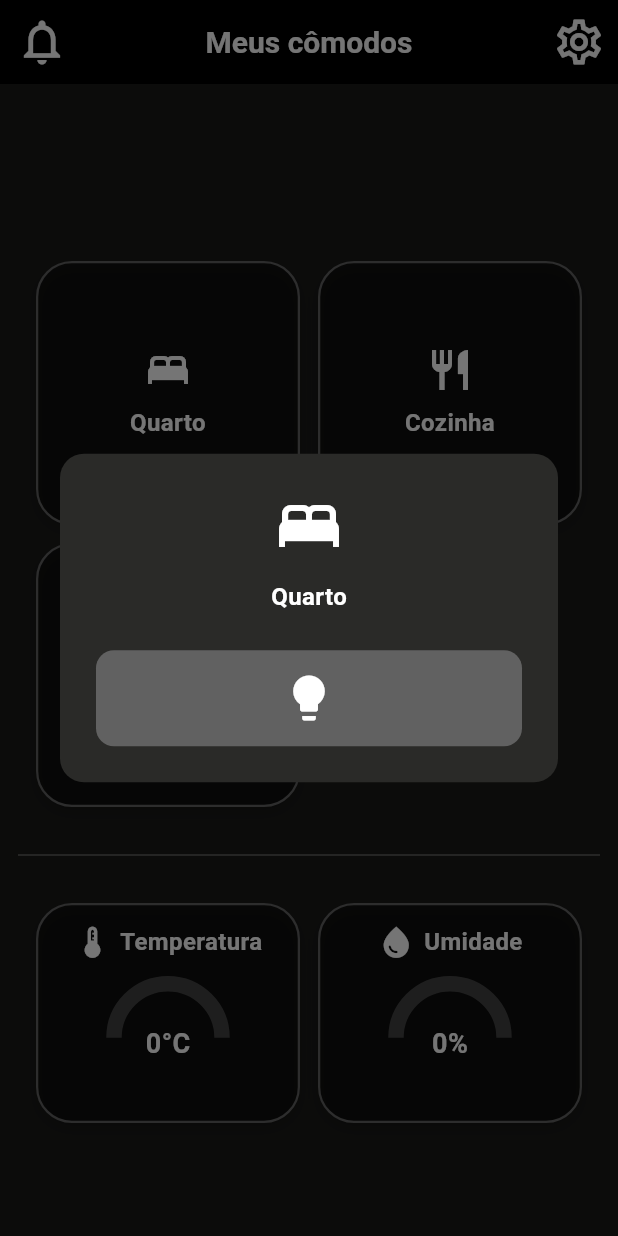
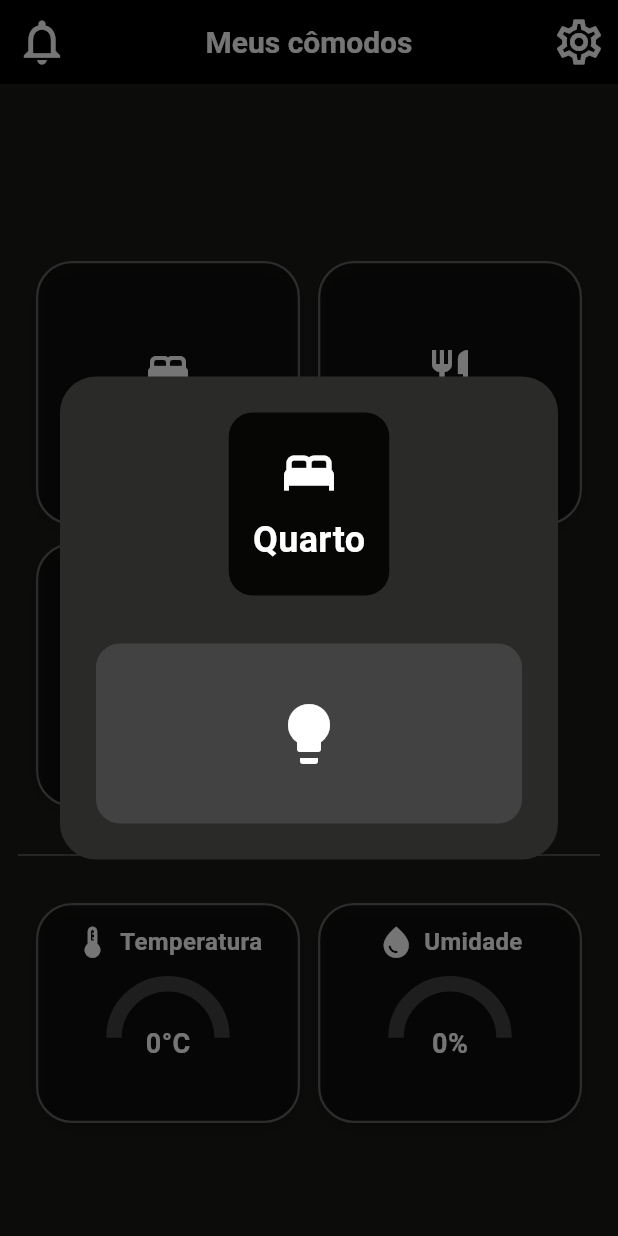
Before and after one commit to filizzolalucca/esp8266_casa_automatica_flutter, a Flutter app: the screen it shows after launch, after a tap on "Quarto", on a phone screen of 412 x 824 dp. Run offline on Flutter 3.47's test engine with Material 3 defaults, Android fonts, the light colour scheme and no system bars; drawn by our look-alikes of syncfusion_flutter_gauges; our stand-ins replace get_it; missing offline and left inert: mqtt_client.

Commit message:
corrigindo dialog

```diff
--- a/home_controll_app/lib/modules/home/views/home_screen.dart
+++ b/home_controll_app/lib/modules/home/views/home_screen.dart
@@ -91,34 +91,49 @@ class HomeScreen extends StatelessWidget {
             final isOn = vm.lights[room.feedKey] ?? false;
 
             return Dialog(
-              shape: RoundedRectangleBorder(borderRadius: BorderRadius.circular(16)),
-              backgroundColor: const Color(0xFF2A2A28),
+              shape: RoundedRectangleBorder(
+                borderRadius: BorderRadius.circular(24),
+              ),
+              backgroundColor: const Color(0xFF2A2A28), // fundo escuro
               child: Padding(
                 padding: const EdgeInsets.all(24),
                 child: Column(
                   mainAxisSize: MainAxisSize.min,
                   children: [
-                    Column(
-                      children: [
-                        Icon(room.icon, color: Colors.white, size: 48),
-                        const SizedBox(height: 12),
-                        TextApp(text: room.name),
-                      ],
+                    // 🔹 Card superior (ícone + nome)
+                    Container(
+                      padding: const EdgeInsets.symmetric(vertical: 20, horizontal: 16),
+                      decoration: BoxDecoration(
+                        color: Colors.black87,
+                        borderRadius: BorderRadius.circular(16),
+                      ),
+                      child: Column(
+                        children: [
+                          Icon(room.icon, color: Colors.white, size: 40),
+                          const SizedBox(height: 8),
+                          TextApp(
+                            text:  room.name,
+                            fontSize: 24
+                          ),
+                        ],
+                      ),
                     ),
-                    const SizedBox(height: 24),
+                    const SizedBox(height: 32),
+
+                    // 🔹 Botão de luz (card grande)
                     GestureDetector(
                       onTap: () => vm.toggleLight(room.feedKey),
                       child: Container(
-                        height: 64,
+                        height: 120,
                         width: double.infinity,
                         decoration: BoxDecoration(
-                          color: isOn ? Colors.blue : Colors.grey.shade700,
-                          borderRadius: BorderRadius.circular(12),
+                          color: isOn ? Colors.blue : Colors.grey.shade800,
+                          borderRadius: BorderRadius.circular(16),
                         ),
                         child: Icon(
                           Icons.lightbulb,
                           color: isOn ? Colors.amber : Colors.white,
-                          size: 36,
+                          size: 48,
                         ),
                       ),
                     ),
@@ -131,4 +146,5 @@ class HomeScreen extends StatelessWidget {
       },
     );
   }
+
 }
```
